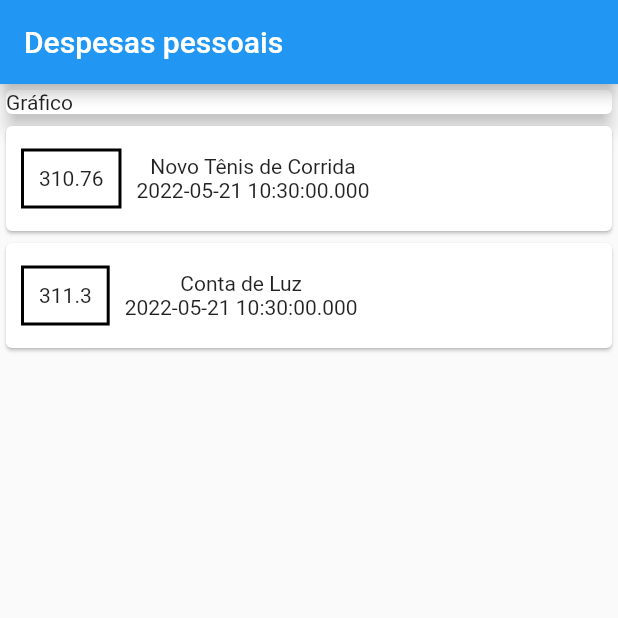
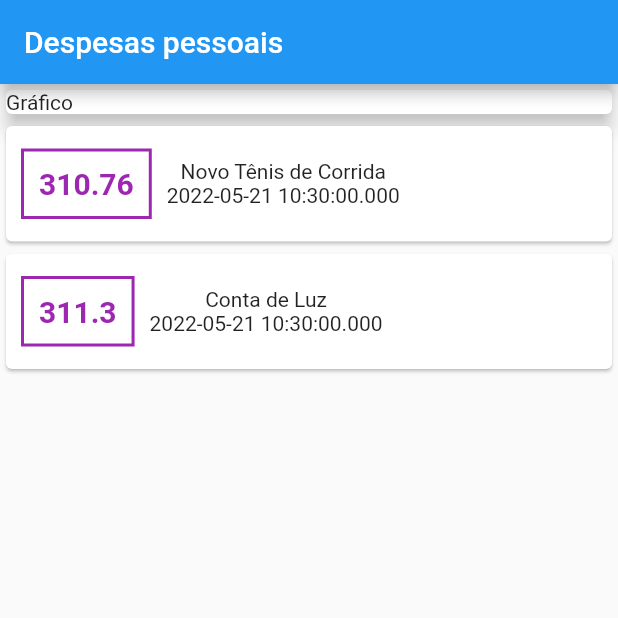
Before and after one commit to lucasviinic/learning-flutter, a Flutter app: the screen it shows after launch, on a phone screen of 412 x 824 dp, the top half of it. Run offline on Flutter 3.47's test engine with Material 2 defaults, Android fonts, the phone set to English and light mode, and no system bars.

Commit message:
aplicando estilo no texto

```diff
--- a/expenses/lib/main.dart
+++ b/expenses/lib/main.dart
@@ -59,12 +59,19 @@ class MyHomePage extends StatelessWidget {
                       ),
                       decoration: BoxDecoration(
                         border: Border.all(
-                          color: Colors.black,
+                          color: Colors.purple,
                           width: 2
                         )
                       ),
                       padding: EdgeInsets.all(10),
-                      child: Text(tr.value.toString())
+                      child: Text(
+                        tr.value.toString(),
+                        style: TextStyle(
+                          fontWeight: FontWeight.bold,
+                          fontSize: 20,
+                          color: Colors.purple
+                        ),
+                      )
                     ),
                     Column(
                       children: [
```
